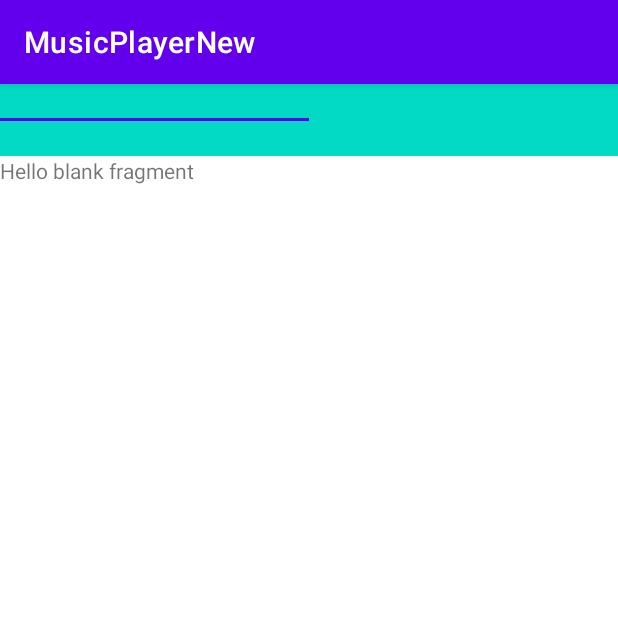
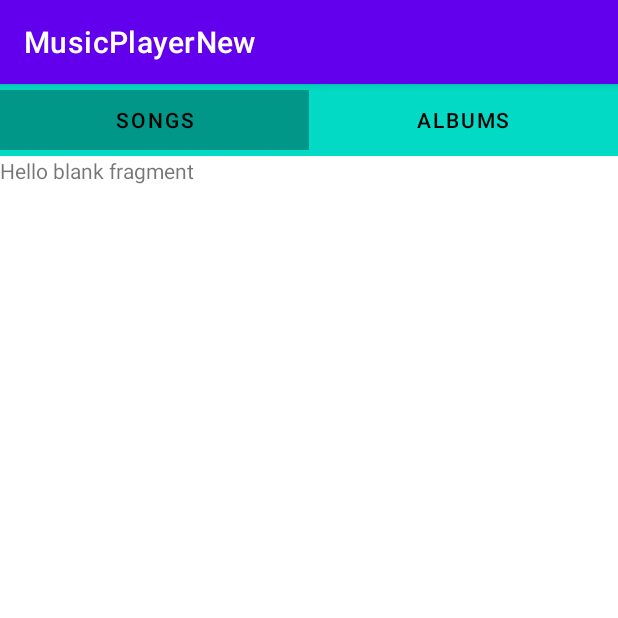
Before and after one commit to ishanEPR/UpdateMusicalPlayer, an Android app: the screen it shows after launch (MainActivity), on a phone screen of 412 x 824 dp, the top half of it. Run offline under Robolectric (Android 15) with nearby library versions, the phone set to English and light mode, and no system bars.

Commit message:
updated fragements files

```diff
--- a/app/src/main/java/com/example/musicplayernew/MainActivity.java
+++ b/app/src/main/java/com/example/musicplayernew/MainActivity.java
@@ -1,6 +1,7 @@
 package com.example.musicplayernew;
 
 import androidx.annotation.NonNull;
+import androidx.annotation.Nullable;
 import androidx.appcompat.app.AppCompatActivity;
 import androidx.fragment.app.Fragment;
 import androidx.fragment.app.FragmentManager;
@@ -65,5 +66,11 @@ public class MainActivity extends AppCompatActivity {
         public int getCount() {
             return fragments.size();
         }
+
+        @Nullable
+        @Override
+        public CharSequence getPageTitle(int position) {
+            return titles.get(position);
+        }
     }
 }
--- /dev/null
+++ b/app/src/main/res/drawable/tab_indicator.xml
@@ -0,0 +1,7 @@
+<?xml version="1.0" encoding="utf-8"?>
+<shape xmlns:android="http://schemas.android.com/apk/res/android">
+
+    <gradient android:centerColor="@color/teal_200"
+        android:angle="0"/>
+
+</shape>
--- a/app/src/main/res/layout/activity_main.xml
+++ b/app/src/main/res/layout/activity_main.xml
@@ -15,6 +15,9 @@
         app:tabIndicatorGravity="center"
         app:tabIndicatorFullWidth="true"
         app:tabTextColor="@color/black"
+        app:tabIndicatorHeight="40dp"
+        app:tabIndicatorColor="#009688"
+        app:tabBackground="@drawable/tab_indicator"
         />
     <androidx.viewpager.widget.ViewPager
         android:layout_width="match_parent"
```
